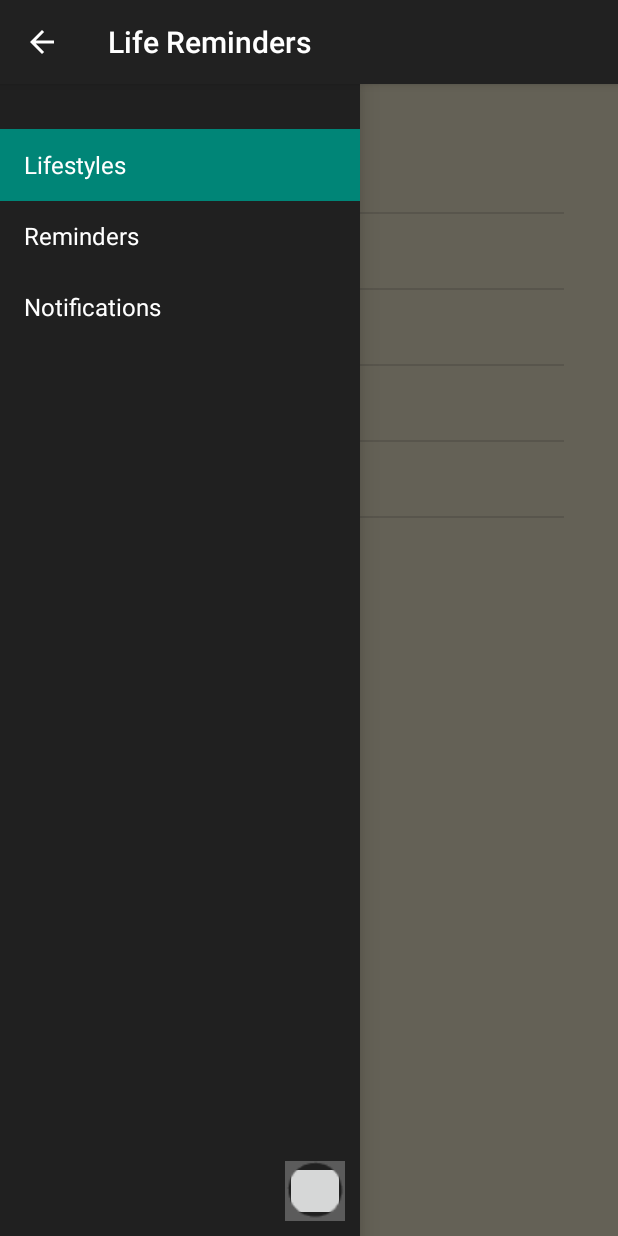
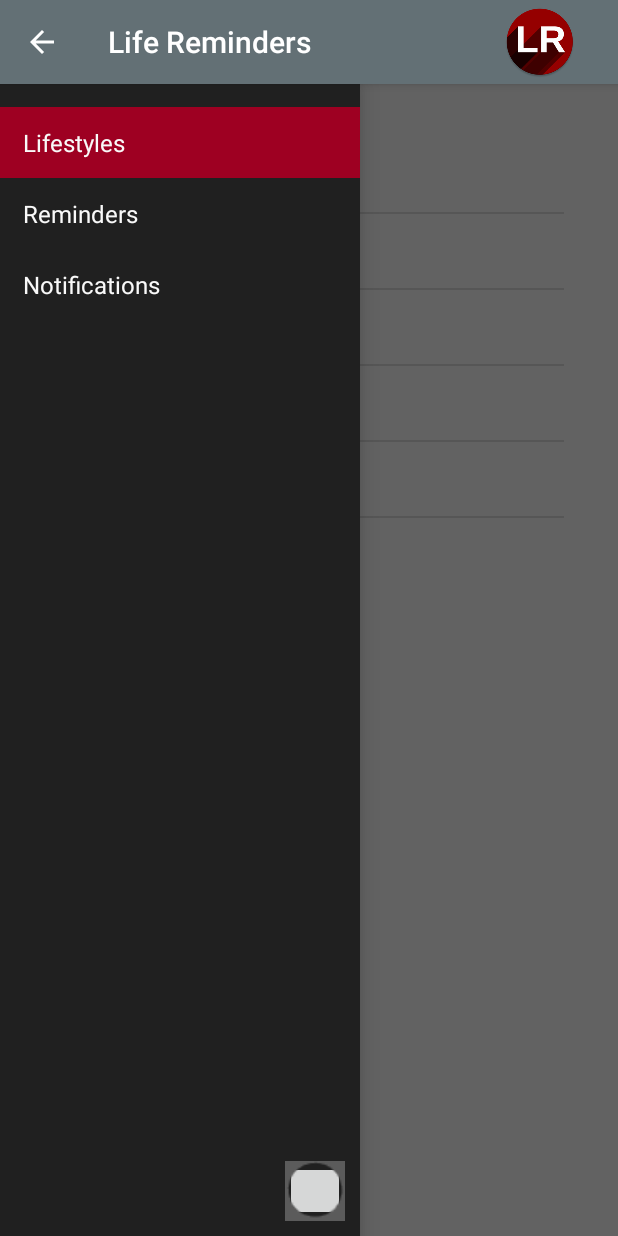
Before and after one commit to JDNdeveloper/Off-By-One, an Android app: the screen it shows after launch (MainActivity), on a phone screen of 412 x 824 dp. Run offline under Robolectric (Android 15) with nearby library versions, the light colour scheme and no system bars; 2 statements that could not run were skipped.

Commit message:
Added background colors and navbar colors.
Lots of changes here. Colors.xml among others.

```diff
--- a/LifeReminders/app/src/main/java/com/jdndeveloper/lifereminders/NavigationDrawerFragment.java
+++ b/LifeReminders/app/src/main/java/com/jdndeveloper/lifereminders/NavigationDrawerFragment.java
@@ -1,5 +1,8 @@
 package com.jdndeveloper.lifereminders;
 
+import android.content.res.Resources;
+import android.graphics.Color;
+import android.graphics.drawable.ColorDrawable;
 import android.support.v7.app.ActionBarActivity;
 import android.app.Activity;
 import android.support.v7.app.ActionBar;
@@ -11,6 +14,8 @@ import android.content.SharedPreferences;
 import android.content.res.Configuration;
 import android.os.Bundle;
 import android.preference.PreferenceManager;
+import android.util.Log;
+import android.view.Gravity;
 import android.view.LayoutInflater;
 import android.view.Menu;
 import android.view.MenuInflater;
@@ -19,8 +24,11 @@ import android.view.View;
 import android.view.ViewGroup;
 import android.widget.AdapterView;
 import android.widget.ArrayAdapter;
+import android.widget.ImageButton;
+import android.widget.ImageView;
 import android.widget.ListView;
 import android.widget.RelativeLayout;
+import android.widget.TextView;
 import android.widget.Toast;
 
 /**
@@ -90,19 +98,50 @@ public class NavigationDrawerFragment extends Fragment {
     @Override
     public View onCreateView(LayoutInflater inflater, ViewGroup container,
                              Bundle savedInstanceState) {
+        ActionBar actionBar = getActionBar();
+        actionBar.setDisplayOptions(actionBar.getDisplayOptions()
+                | ActionBar.DISPLAY_SHOW_CUSTOM);
+        ImageButton buttonView = new ImageButton(actionBar.getThemedContext());
+        buttonView.setScaleType(ImageView.ScaleType.CENTER);
+        buttonView.setImageResource(R.drawable.lifereminders_app);
+        ActionBar.LayoutParams layoutParams = new ActionBar.LayoutParams(
+                ActionBar.LayoutParams.WRAP_CONTENT,
+                ActionBar.LayoutParams.WRAP_CONTENT, Gravity.RIGHT
+                | Gravity.CENTER_VERTICAL);
+        layoutParams.rightMargin = 0;
+        buttonView.setLayoutParams(layoutParams);
+        buttonView.setBackgroundColor(Color.TRANSPARENT);
+        actionBar.setCustomView(buttonView);
+
+
         RelativeLayout mDrawerRelativeLayout = (RelativeLayout) inflater.inflate(
                 R.layout.fragment_navigation_drawer, container, false);
         mDrawerListView = (ListView) mDrawerRelativeLayout.findViewById(R.id.listView1);
+
+        final ActionBar bar = getActionBar();
+        bar.setBackgroundDrawable(new ColorDrawable(getResources().getColor(R.color.life_action_background)));
+
         mDrawerListView.setOnItemClickListener(new AdapterView.OnItemClickListener() {
             @Override
             public void onItemClick(AdapterView<?> parent, View view, int position, long id) {
+                if (id == 0) {
+                    bar.setBackgroundDrawable(new ColorDrawable(
+                            getResources().getColor(R.color.life_action_background)));
+                } else if (id == 1) {
+                    bar.setBackgroundDrawable(new ColorDrawable(
+                            getResources().getColor(R.color.rem_action_background)));
+                } else if (id == 2) {
+                    bar.setBackgroundDrawable(new ColorDrawable(
+                            getResources().getColor(R.color.notif_action_background)));
+                }
                 selectItem(position);
             }
         });
+
         mDrawerListView.setAdapter(new ArrayAdapter<String>(
                 getActionBar().getThemedContext(),
-                android.R.layout.simple_list_item_activated_1,
-                android.R.id.text1,
+                R.layout.simple_activated_list,
+                R.id.navText,
                 new String[]{
                         "Lifestyles",
                         "Reminders",
--- /dev/null
+++ b/LifeReminders/app/src/main/res/drawable/activated_background.xml
@@ -0,0 +1,7 @@
+<?xml version="1.0" encoding="utf-8"?>
+<selector xmlns:android="http://schemas.android.com/apk/res/android">
+    <item android:state_activated="true" android:drawable="@color/nav_bar_color" />
+    <item android:state_selected="true" android:drawable="@color/nav_bar_color" />
+    <item android:state_pressed="true" android:drawable="@color/gray" />
+    <item android:drawable="@color/dark_gray" />
+</selector>
--- a/LifeReminders/app/src/main/res/layout/fragment_navigation_drawer.xml
+++ b/LifeReminders/app/src/main/res/layout/fragment_navigation_drawer.xml
@@ -3,12 +3,12 @@
     xmlns:tools="http://schemas.android.com/tools"
     android:layout_width="match_parent"
     android:layout_height="match_parent"
-    android:background="#ff202020"
+    android:background="@color/dark_gray"
     android:layout_margin="4dp">
 
     <ListView
         android:id="@+id/listView1"
-    android:layout_marginTop="30dp"
+        android:layout_marginTop="15dp"
         android:layout_width="match_parent"
         android:layout_height="match_parent"
         android:layout_above="@+id/settings" android:choiceMode="singleChoice"
@@ -22,4 +22,5 @@
         android:layout_alignParentRight="true"
         android:layout_alignParentBottom="true"
         android:src="@drawable/settings_small"/>
+
 </RelativeLayout>
--- /dev/null
+++ b/LifeReminders/app/src/main/res/layout/simple_activated_list.xml
@@ -0,0 +1,22 @@
+<?xml version="1.0" encoding="utf-8"?>
+<!-- Copyright (C) 2010 The Android Open Source Project
+Licensed under the Apache License, Version 2.0 (the "License");
+you may not use this file except in compliance with the License.
+You may obtain a copy of the License at
+http://www.apache.org/licenses/LICENSE-2.0
+Unless required by applicable law or agreed to in writing, software
+distributed under the License is distributed on an "AS IS" BASIS,
+WITHOUT WARRANTIES OR CONDITIONS OF ANY KIND, either express or implied.
+See the License for the specific language governing permissions and
+limitations under the License.
+-->
+<TextView xmlns:android="http://schemas.android.com/apk/res/android"
+    android:id="@+id/navText"
+    android:layout_width="match_parent"
+    android:layout_height="wrap_content"
+    android:textAppearance="?android:attr/textAppearanceListItemSmall"
+    android:gravity="center_vertical"
+    android:paddingLeft="15dp"
+    android:textColor="@color/offWhite"
+    android:background="?android:attr/activatedBackgroundIndicator"
+    android:minHeight="?android:attr/listPreferredItemHeightSmall" />
--- a/LifeReminders/app/src/main/res/values/colors.xml
+++ b/LifeReminders/app/src/main/res/values/colors.xml
@@ -6,6 +6,7 @@
     <color name="red">#FF0000</color>
     <color name="silver">#C0C0C0</color>
     <color name="gray">#808080</color>
+    <color name="dark_gray">#ff202020</color>
     <color name="olive">#808000</color>
     <color name="purple">#800080</color>
     <color name="maroon">#800000</color>
@@ -17,8 +18,24 @@
     <color name="navy">#000080</color>
     <color name="black">#000000</color>
     <color name="light_pink">#f7e9c0</color>
+    <color name="light_blue">#d4e3f4</color>
+    <color name="off_green">#2bce7a</color>
+    <color name="offWhite">#f9f9f9</color>
 
-    <color name="life_background">#fcf3d9</color>
-    <color name="rem_background">#d0ede1</color>
-    <color name="notif_background">#f2e6ec</color>
+    <color name="old_old_nav_bar_color">#008080</color>
+    <color name="old_nav_bar_color">#9e0022</color>
+
+    <color name="old_life_background">#fcf3d9</color>
+    <color name="old_rem_background">#d0ede1</color>
+    <color name="old_notif_background">#f2e6ec</color>
+
+    <color name="life_background">#f7f7f7</color>
+    <color name="rem_background">#f7f7f7</color>
+    <color name="notif_background">#f7f7f7</color>
+
+    <color name="nav_bar_color">#9e0022</color>
+
+    <color name="life_action_background">#637075</color>
+    <color name="rem_action_background">#3b6a8e</color>
+    <color name="notif_action_background">#008080</color>
 </resources>
--- a/LifeReminders/app/src/main/res/values/styles.xml
+++ b/LifeReminders/app/src/main/res/values/styles.xml
@@ -3,6 +3,8 @@
     <!-- Base application theme. -->
     <style name="AppTheme" parent="Theme.AppCompat.Light.DarkActionBar">
         <!-- Customize your theme here. -->
+        <item name="android:activatedBackgroundIndicator">@drawable/activated_background</item>
     </style>
 
+
 </resources>
```
Lines whose indentation alone changed are shown as unchanged.
